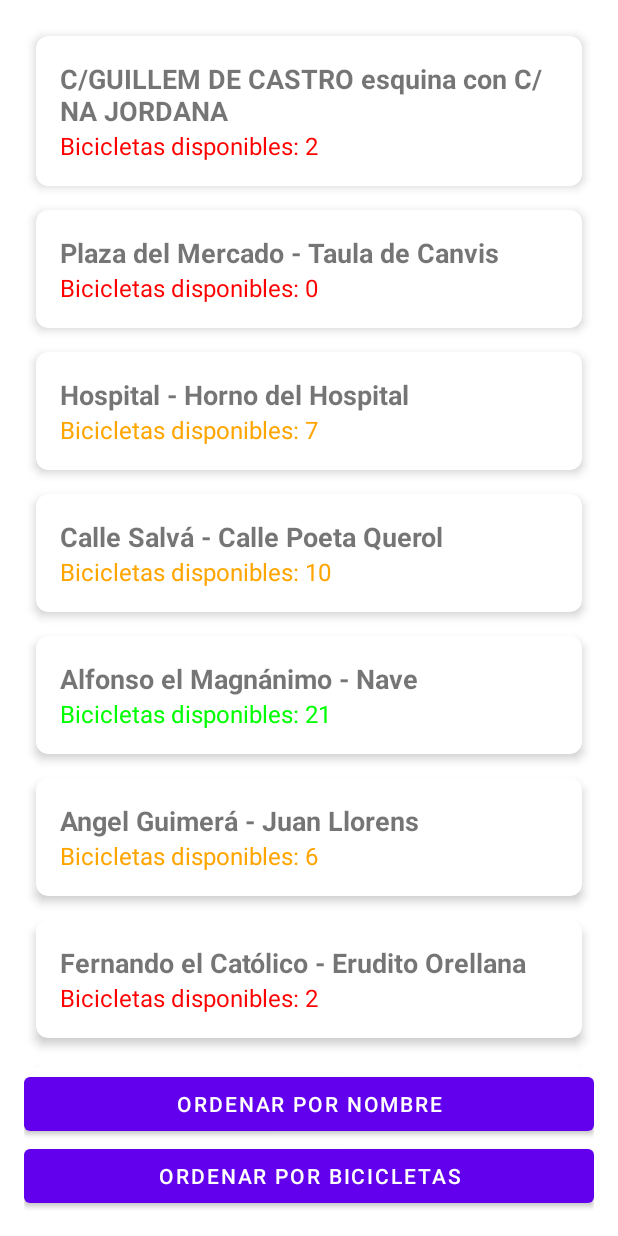
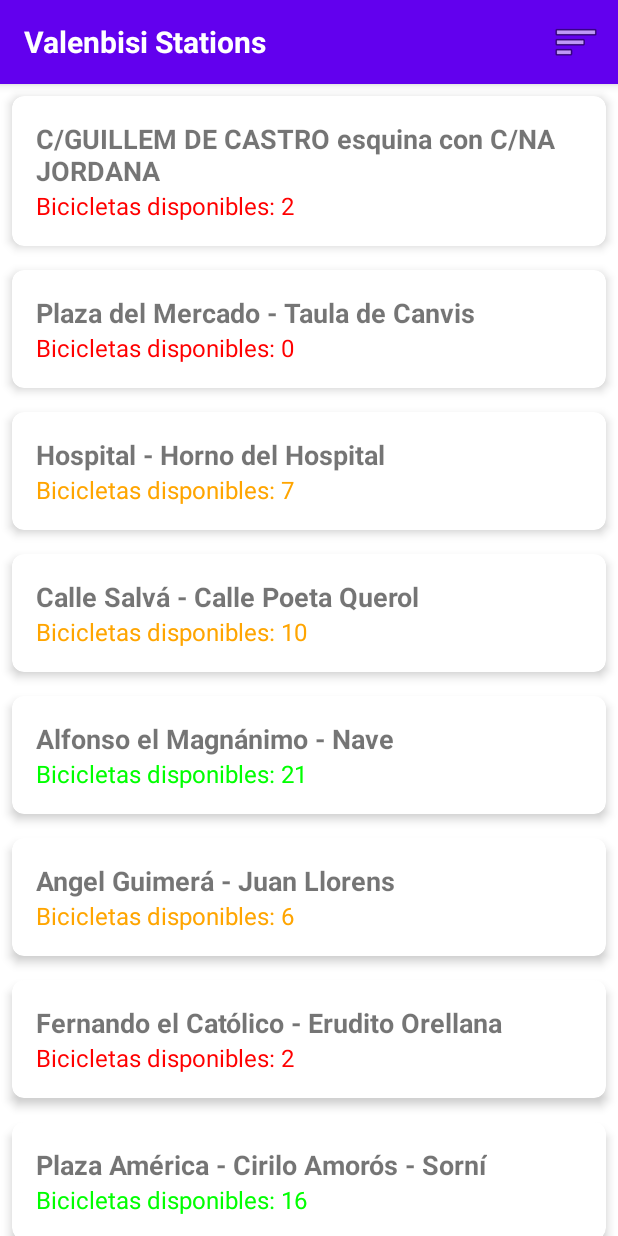
Before and after one commit to MatsAW03/Valenbisi, an Android app built with Jetpack Compose: the screen it shows after launch (MainActivity), on a phone screen of 412 x 824 dp. Run offline under Robolectric (Android 15) with nearby library versions, the phone set to English and light mode, and no system bars.

Commit message:
Added menu for accessing main options on bike station screen

```diff
--- a/app/src/main/java/com/example/balenbisi/BikeStation.kt
+++ b/app/src/main/java/com/example/balenbisi/BikeStation.kt
@@ -5,5 +5,7 @@ import java.io.Serializable
 data class BikeStation(
     val number: Int,
     val name: String,
-    val free_bikes: Int
+    val free_bikes: Int,
+    val latitude: Double = 0.0,  // Default values in case they're not provided
+    val longitude: Double = 0.0
 ) : Serializable
--- a/app/src/main/java/com/example/balenbisi/MainActivity.kt
+++ b/app/src/main/java/com/example/balenbisi/MainActivity.kt
@@ -1,59 +1,93 @@
 package com.example.balenbisi
 
 import android.os.Bundle
-import android.widget.Button
+import android.view.Menu
+import android.view.MenuItem
 import androidx.appcompat.app.AppCompatActivity
+import androidx.appcompat.widget.Toolbar
+import androidx.recyclerview.widget.LinearLayoutManager
+import androidx.recyclerview.widget.RecyclerView
 import org.json.JSONArray
 import org.json.JSONObject
 import java.io.InputStream
-import androidx.recyclerview.widget.LinearLayoutManager
-import androidx.recyclerview.widget.RecyclerView
 
 class MainActivity : AppCompatActivity() {
+    private lateinit var bikeStations: MutableList<BikeStation>
+    private lateinit var adapter: BikeStationAdapter
+
     override fun onCreate(savedInstanceState: Bundle?) {
         super.onCreate(savedInstanceState)
         setContentView(R.layout.activity_main)
 
-        val bikeStations = getData()
+        // Set up toolbar
+        val toolbar: Toolbar = findViewById(R.id.toolbar)
+        setSupportActionBar(toolbar)
+        supportActionBar?.setDisplayShowTitleEnabled(false)
+
+        bikeStations = getData()
 
         val recyclerView: RecyclerView = findViewById(R.id.rvBikeStations)
         recyclerView.layoutManager = LinearLayoutManager(this)
-        val adapter = BikeStationAdapter(bikeStations)
+        adapter = BikeStationAdapter(bikeStations)
         recyclerView.adapter = adapter
-
-        // Encontrar los botones
-        val btnSortByName: Button = findViewById(R.id.btnSortByName)
-        val btnSortByBikes: Button = findViewById(R.id.btnSortByBikes)
-
-        // Listener para ordenar por nombre
-        btnSortByName.setOnClickListener {
-            bikeStations.sortBy { it.name }  // Ordena alfabéticamente por nombre
-            adapter.notifyDataSetChanged()
-        }
-
-        // Listener para ordenar por bicis disponibles
-        btnSortByBikes.setOnClickListener {
-            bikeStations.sortByDescending { it.free_bikes }  // Ordena por número de bicis (descendente)
-            adapter.notifyDataSetChanged()
-        }
     }
 
-    private fun getData(): MutableList<BikeStation> {  // ⬅ Cambiar List por MutableList
+    private fun getData(): MutableList<BikeStation> {
         val inputStream: InputStream = resources.openRawResource(R.raw.valenbisi)
         val jsonText = inputStream.bufferedReader().use { it.readText() }
         val jsonArray = JSONArray(jsonText)
 
-        val bikeStationsList = mutableListOf<BikeStation>()  // ⬅ MutableList en vez de List
+        val bikeStationsList = mutableListOf<BikeStation>()
 
         for (i in 0 until jsonArray.length()) {
-            val station: JSONObject = jsonArray.getJSONObject(i)
-            val number = station.getInt("number")
-            val name = station.getString("address")
-            val freeBikes = station.getInt("available")
+            try {
+                val station: JSONObject = jsonArray.getJSONObject(i)
+                val number = station.getInt("number")
+                val name = station.getString("address")
+                val freeBikes = station.getInt("available")
 
-            bikeStationsList.add(BikeStation(number, name, freeBikes))
+                var latitude = 0.0
+                var longitude = 0.0
+
+                try {
+                    if (station.has("position")) {
+                        val position = station.getJSONObject("position")
+                        if (position.has("lat")) latitude = position.getDouble("lat")
+                        if (position.has("lng")) longitude = position.getDouble("lng")
+                    } else if (station.has("latitude") && station.has("longitude")) {
+                        latitude = station.getDouble("latitude")
+                        longitude = station.getDouble("longitude")
+                    }
+                } catch (e: Exception) {
+                    e.printStackTrace()
+                }
+
+                bikeStationsList.add(BikeStation(number, name, freeBikes, latitude, longitude))
+            } catch (e: Exception) {
+                e.printStackTrace()
+            }
         }
-
         return bikeStationsList
     }
+
+    override fun onCreateOptionsMenu(menu: Menu): Boolean {
+        menuInflater.inflate(R.menu.main_menu, menu)
+        return true
+    }
+
+    override fun onOptionsItemSelected(item: MenuItem): Boolean {
+        return when (item.itemId) {
+            R.id.menu_sort_name -> {
+                bikeStations.sortBy { it.name }
+                adapter.notifyDataSetChanged()
+                true
+            }
+            R.id.menu_sort_bikes -> {
+                bikeStations.sortByDescending { it.free_bikes }
+                adapter.notifyDataSetChanged()
+                true
+            }
+            else -> super.onOptionsItemSelected(item)
+        }
+    }
 }
--- a/app/src/main/res/layout/activity_main.xml
+++ b/app/src/main/res/layout/activity_main.xml
@@ -1,25 +1,33 @@
+<?xml version="1.0" encoding="utf-8"?>
 <LinearLayout xmlns:android="http://schemas.android.com/apk/res/android"
+    xmlns:app="http://schemas.android.com/apk/res-auto"
+    xmlns:tools="http://schemas.android.com/tools"
     android:layout_width="match_parent"
     android:layout_height="match_parent"
     android:orientation="vertical"
-    android:padding="16dp">
+    tools:context=".MainActivity">
+
+    <androidx.appcompat.widget.Toolbar
+        android:id="@+id/toolbar"
+        android:layout_width="match_parent"
+        android:layout_height="?attr/actionBarSize"
+        android:background="?attr/colorPrimary"
+        android:elevation="4dp"
+        app:titleTextColor="@android:color/white">
+
+        <TextView
+            android:layout_width="wrap_content"
+            android:layout_height="wrap_content"
+            android:text="Valenbisi Stations"
+            android:textColor="@android:color/white"
+            android:textSize="20sp"
+            android:textStyle="bold"/>
+
+    </androidx.appcompat.widget.Toolbar>
 
     <androidx.recyclerview.widget.RecyclerView
         android:id="@+id/rvBikeStations"
         android:layout_width="match_parent"
-        android:layout_height="0dp"
-        android:layout_weight="1" />  <!-- ⬅ Permite que los botones sean visibles -->
-
-    <Button
-        android:id="@+id/btnSortByName"
-        android:layout_width="match_parent"
-        android:layout_height="wrap_content"
-        android:text="Ordenar por Nombre" />
-
-    <Button
-        android:id="@+id/btnSortByBikes"
-        android:layout_width="match_parent"
-        android:layout_height="wrap_content"
-        android:text="Ordenar por Bicicletas" />
+        android:layout_height="match_parent"/>
 
 </LinearLayout>
--- /dev/null
+++ b/app/src/main/res/menu/main_menu.xml
@@ -0,0 +1,20 @@
+<?xml version="1.0" encoding="utf-8"?>
+<menu xmlns:android="http://schemas.android.com/apk/res/android"
+    xmlns:app="http://schemas.android.com/apk/res-auto">
+
+    <item
+        android:id="@+id/menu_sort"
+        android:title="Sort"
+        android:icon="@android:drawable/ic_menu_sort_by_size"
+        app:showAsAction="always">
+        <menu>
+            <item
+                android:id="@+id/menu_sort_name"
+                android:title="Sort by Name"/>
+            <item
+                android:id="@+id/menu_sort_bikes"
+                android:title="Sort by Available Bikes"/>
+        </menu>
+    </item>
+
+</menu>
--- a/app/src/main/res/values/themes.xml
+++ b/app/src/main/res/values/themes.xml
@@ -1,5 +1,16 @@
 <?xml version="1.0" encoding="utf-8"?>
-<resources>
-
-    <style name="Theme.Balenbisi" parent="Theme.MaterialComponents.DayNight.NoActionBar" />
+<resources xmlns:tools="http://schemas.android.com/tools">
+    <style name="Theme.Balenbisi" parent="Theme.MaterialComponents.DayNight.NoActionBar">
+        <!-- Primary brand color -->
+        <item name="colorPrimary">@color/purple_500</item>
+        <item name="colorPrimaryVariant">@color/purple_700</item>
+        <item name="colorOnPrimary">@color/white</item>
+        <!-- Secondary brand color -->
+        <item name="colorSecondary">@color/teal_200</item>
+        <item name="colorSecondaryVariant">@color/teal_700</item>
+        <item name="colorOnSecondary">@color/black</item>
+        <!-- Status bar color -->
+        <item name="android:statusBarColor" tools:targetApi="l">?attr/colorPrimaryVariant</item>
+        <!-- Customize your theme here -->
+    </style>
 </resources>
```
Also changed, not shown: app/src/main/java/com/example/balenbisi/BikeStationAdapter.kt (+9 -3 lines), app/src/main/java/com/example/balenbisi/BikeStationDetailActivity.kt (+64 -7 lines), app/src/main/res/menu/detail_menu.xml (added, +12 -0 lines), app/src/main/res/menu/sort_menu.xml (added, +9 -0 lines).
